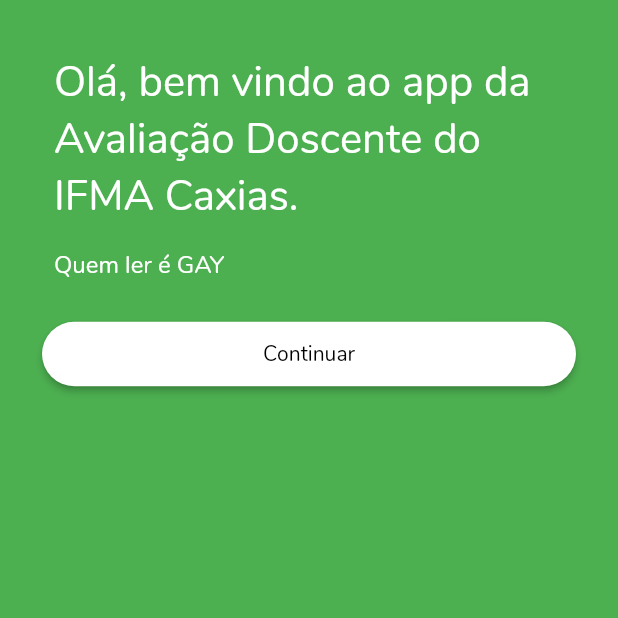
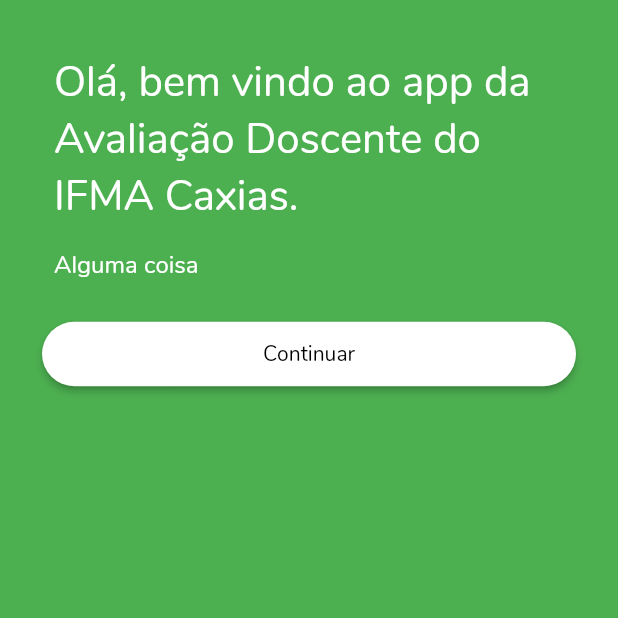
Before and after one commit to Hellyson-Ferreira/app_avaliacao_ifma, a Flutter app: the BoasVindasAluno screen opened by its route, on a phone screen of 412 x 824 dp, the top half of it. Run offline on Flutter 3.47's test engine with Material 2 defaults, Android fonts, the phone set to English and light mode, and no system bars; our stand-ins replace splashscreen, webview_flutter.

Commit message:
Teste novo

```diff
--- a/lib/tela_boas_vindas.dart/boas_vindas.dart
+++ b/lib/tela_boas_vindas.dart/boas_vindas.dart
@@ -20,7 +20,7 @@ class BoasVindasAluno extends StatelessWidget {
     final lorem = Padding(
       padding: EdgeInsets.all(8.0),
       child: Text(
-        '''Quem ler é GAY''',
+        '''Alguma coisa ''',
         style: TextStyle(fontSize: 16.0, color: Colors.white),
       ),
     );
```
